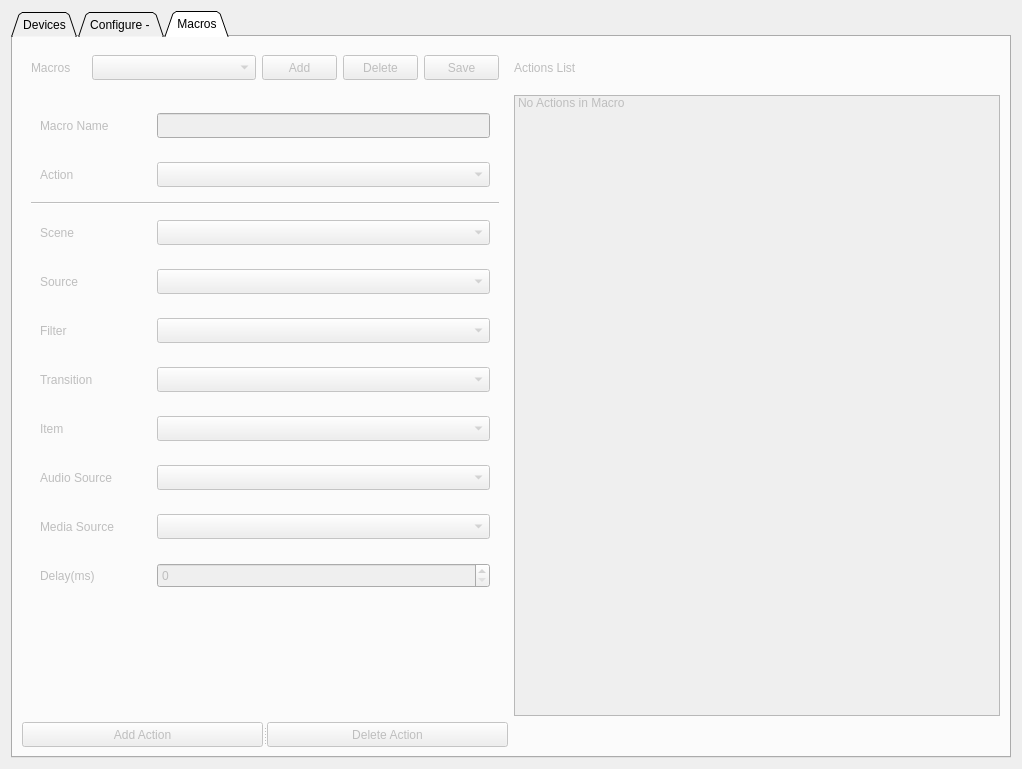
Qt form src/forms/settings-dialog.ui (Alzy/obs-midi) before a commit.
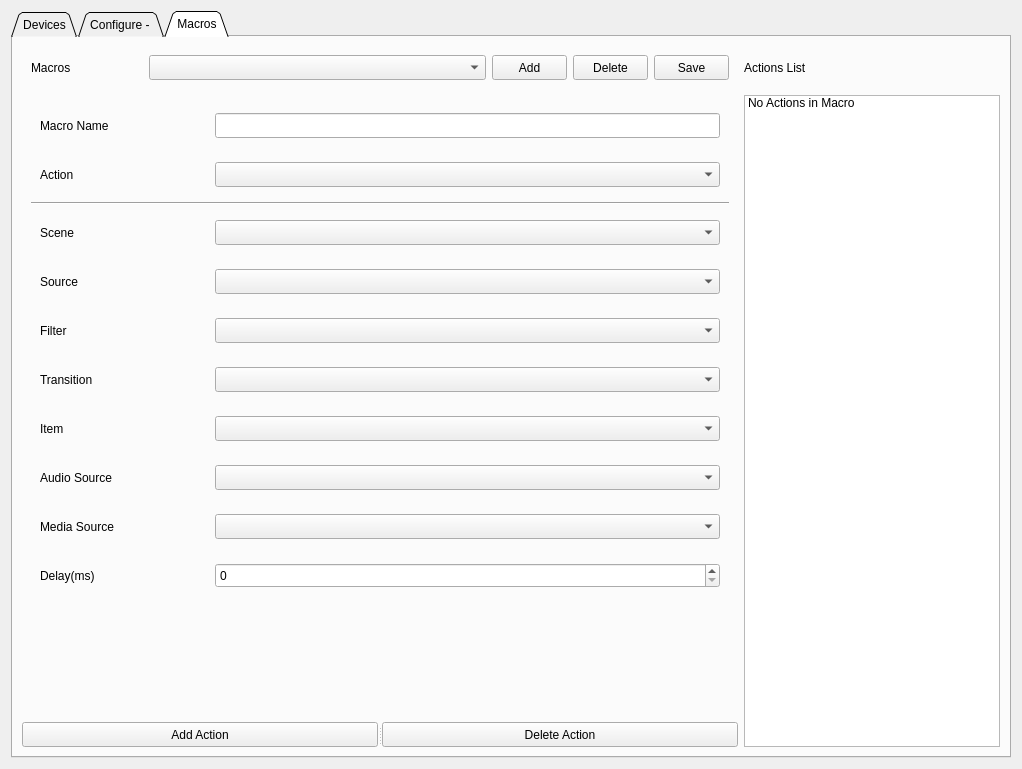
The same form after that commit. The open tabs and pages were chosen to show the change.

```diff
--- a/src/forms/settings-dialog.ui
+++ b/src/forms/settings-dialog.ui
@@ -1415,21 +1415,12 @@
      </widget>
      <widget class="QWidget" name="tab_Macros">
       <property name="enabled">
-       <bool>false</bool>
+       <bool>true</bool>
       </property>
       <attribute name="title">
        <string>Macros</string>
       </attribute>
       <layout class="QGridLayout" name="gridLayout_18">
-       <item row="2" column="1">
-        <widget class="QListWidget" name="listWidget">
-         <item>
-          <property name="text">
-           <string>No Actions in Macro</string>
-          </property>
-         </item>
-        </widget>
-       </item>
        <item row="0" column="1">
         <widget class="QLabel" name="label_9">
          <property name="text">
@@ -2117,6 +2108,21 @@
          </layout>
         </widget>
        </item>
+       <item row="2" column="1" rowspan="2">
+        <widget class="QListWidget" name="listWidget">
+         <property name="sizePolicy">
+          <sizepolicy hsizetype="Preferred" vsizetype="Preferred">
+           <horstretch>0</horstretch>
+           <verstretch>0</verstretch>
+          </sizepolicy>
+         </property>
+         <item>
+          <property name="text">
+           <string>No Actions in Macro</string>
+          </property>
+         </item>
+        </widget>
+       </item>
       </layout>
      </widget>
     </widget>
```
Left out of the diff: 3 changed lines with no effect on the pictures.
